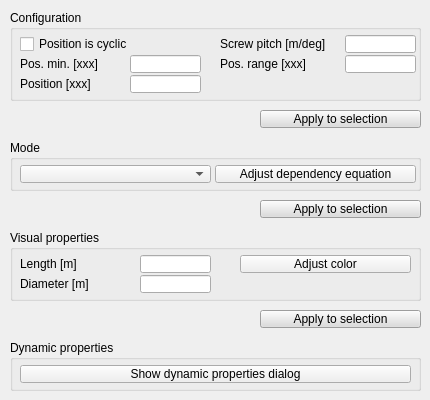
Qt form ui/qdlgjoints.ui (CoppeliaRobotics/coppeliaSimLib) before a commit.
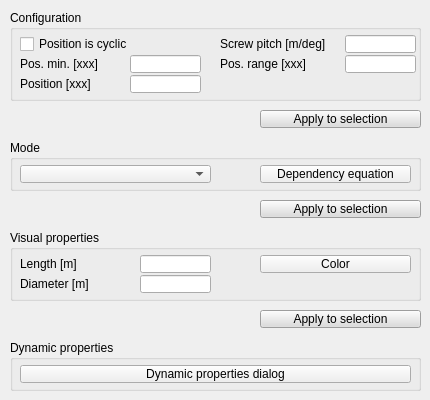
The same form after that commit.

What changed in the file:
```diff
--- a/ui/qdlgjoints.ui
+++ b/ui/qdlgjoints.ui
@@ -168,9 +168,9 @@
    <widget class="QToolButton" name="qqAdjustDependency">
     <property name="geometry">
      <rect>
-      <x>205</x>
+      <x>250</x>
       <y>25</y>
-      <width>201</width>
+      <width>151</width>
       <height>18</height>
      </rect>
     </property>
@@ -178,7 +178,7 @@
      <enum>Qt::StrongFocus</enum>
     </property>
     <property name="text">
-     <string>Adjust dependency equation</string>
+     <string>Dependency equation</string>
     </property>
    </widget>
   </widget>
@@ -210,7 +210,7 @@
      <enum>Qt::StrongFocus</enum>
     </property>
     <property name="text">
-     <string>Show dynamic properties dialog</string>
+     <string>Dynamic properties dialog</string>
     </property>
     <property name="checkable">
      <bool>true</bool>
@@ -281,9 +281,9 @@
    <widget class="QToolButton" name="qqAdjustColorA">
     <property name="geometry">
      <rect>
-      <x>230</x>
+      <x>250</x>
       <y>25</y>
-      <width>171</width>
+      <width>151</width>
       <height>18</height>
      </rect>
     </property>
@@ -291,7 +291,7 @@
      <enum>Qt::StrongFocus</enum>
     </property>
     <property name="text">
-     <string>Adjust color</string>
+     <string>Color</string>
     </property>
    </widget>
   </widget>
```
